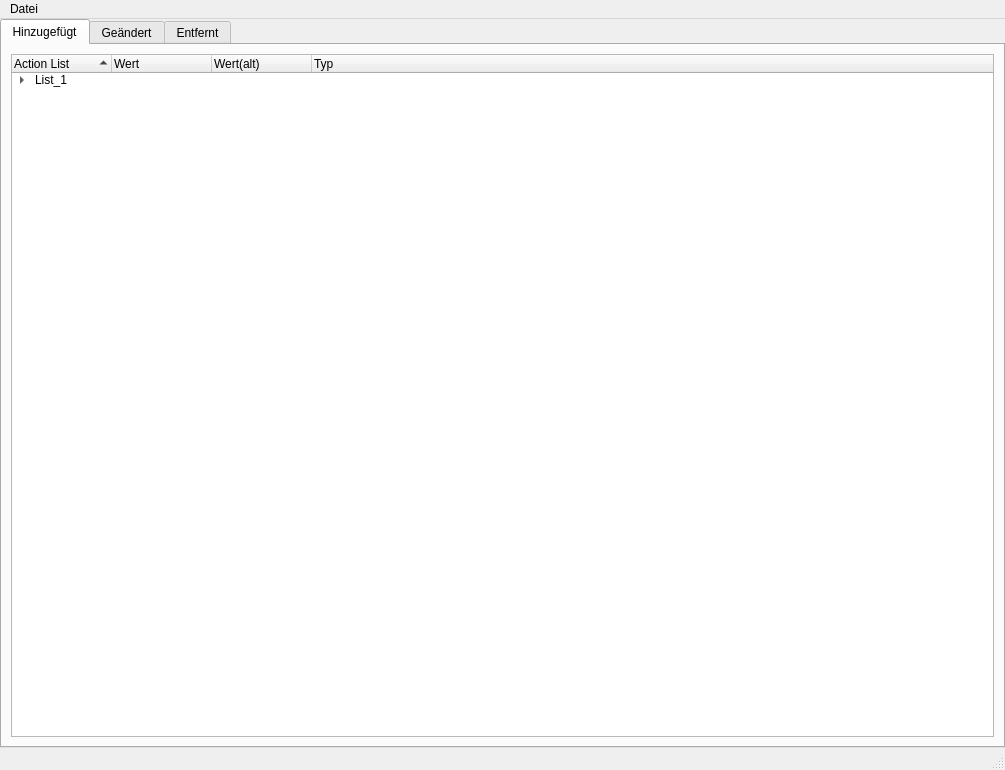
First picture: the form in gui/POS_Schnuffi.ui, repository tappi287/RenderKnecht, before the edit.
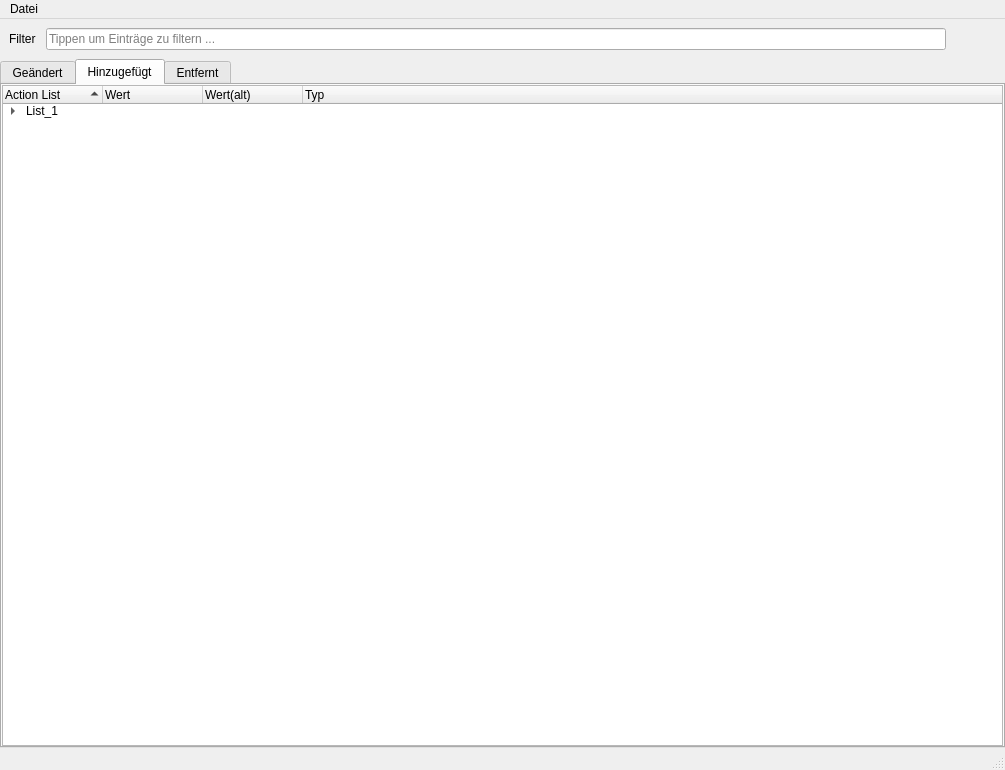
Second picture: the form after the edit. The open tabs and pages were chosen to show the change. Icons and pictures are not drawn.

Commit message: updated POS Schnuffi functionality

What changed in the file:
```diff
--- a/gui/POS_Schnuffi.ui
+++ b/gui/POS_Schnuffi.ui
@@ -34,64 +34,61 @@
     <property name="bottomMargin">
      <number>0</number>
     </property>
+    <item>
+     <layout class="QHBoxLayout" name="horizontalLayout">
+      <property name="spacing">
+       <number>10</number>
+      </property>
+      <property name="leftMargin">
+       <number>9</number>
+      </property>
+      <property name="topMargin">
+       <number>9</number>
+      </property>
+      <property name="rightMargin">
+       <number>9</number>
+      </property>
+      <property name="bottomMargin">
+       <number>9</number>
+      </property>
+      <item>
+       <widget class="QLabel" name="filterLabel">
+        <property name="text">
+         <string>Filter</string>
+        </property>
+       </widget>
+      </item>
+      <item>
+       <widget class="QLineEdit" name="lineEditFilter">
+        <property name="placeholderText">
+         <string>Tippen um Einträge zu filtern ...</string>
+        </property>
+       </widget>
+      </item>
+      <item>
+       <widget class="QPushButton" name="expandBtn">
+        <property name="toolTip">
+         <string>Alle Einträge aufklappen...</string>
+        </property>
+        <property name="text">
+         <string/>
+        </property>
+        <property name="icon">
+         <iconset resource="res/preset_editor_rsc.qrc">
+          <normaloff>:/main/navicon.png</normaloff>:/main/navicon.png</iconset>
+        </property>
+        <property name="flat">
+         <bool>true</bool>
+        </property>
+       </widget>
+      </item>
+     </layout>
+    </item>
     <item>
      <widget class="QTabWidget" name="tabWidget">
       <property name="currentIndex">
        <number>1</number>
       </property>
-      <widget class="QWidget" name="tab">
-       <attribute name="title">
-        <string>Hinzugefügt</string>
-       </attribute>
-       <layout class="QVBoxLayout" name="verticalLayout_2">
-        <item>
-         <widget class="QTreeWidget" name="AddedWidget">
-          <property name="sortingEnabled">
-           <bool>true</bool>
-          </property>
-          <column>
-           <property name="text">
-            <string>Action List</string>
-           </property>
-          </column>
-          <column>
-           <property name="text">
-            <string>Wert</string>
-           </property>
-          </column>
-          <column>
-           <property name="text">
-            <string>Wert(alt)</string>
-           </property>
-          </column>
-          <column>
-           <property name="text">
-            <string>Typ</string>
-           </property>
-          </column>
-          <item>
-           <property name="text">
-            <string>List_1</string>
-           </property>
-           <item>
-            <property name="text">
-             <string>actor_name</string>
-            </property>
-            <property name="text">
-             <string>0</string>
-            </property>
-            <property name="text">
-             <string>1</string>
-            </property>
-            <property name="text">
-             <string>switch</string>
-            </property>
-           </item>
-          </item>
-         </widget>
-        </item>
-       </layout>
-      </widget>
       <widget class="QWidget" name="tab_2">
        <attribute name="title">
         <string>Geändert</string>
@@ -145,6 +142,74 @@
         </item>
        </layout>
       </widget>
+      <widget class="QWidget" name="tab">
+       <attribute name="title">
+        <string>Hinzugefügt</string>
+       </attribute>
+       <layout class="QVBoxLayout" name="verticalLayout_2">
+        <property name="spacing">
+         <number>0</number>
+        </property>
+        <property name="leftMargin">
+         <number>0</number>
+        </property>
+        <property name="topMargin">
+         <number>0</number>
+        </property>
+        <property name="rightMargin">
+         <number>0</number>
+        </property>
+        <property name="bottomMargin">
+         <number>0</number>
+        </property>
+        <item>
+         <widget class="QTreeWidget" name="AddedWidget">
+          <property name="sortingEnabled">
+           <bool>true</bool>
+          </property>
+          <column>
+           <property name="text">
+            <string>Action List</string>
+           </property>
+          </column>
+          <column>
+           <property name="text">
+            <string>Wert</string>
+           </property>
+          </column>
+          <column>
+           <property name="text">
+            <string>Wert(alt)</string>
+           </property>
+          </column>
+          <column>
+           <property name="text">
+            <string>Typ</string>
+           </property>
+          </column>
+          <item>
+           <property name="text">
+            <string>List_1</string>
+           </property>
+           <item>
+            <property name="text">
+             <string>actor_name</string>
+            </property>
+            <property name="text">
+             <string>0</string>
+            </property>
+            <property name="text">
+             <string>1</string>
+            </property>
+            <property name="text">
+             <string>switch</string>
+            </property>
+           </item>
+          </item>
+         </widget>
+        </item>
+       </layout>
+      </widget>
       <widget class="QWidget" name="tab_3">
        <attribute name="title">
         <string>Entfernt</string>
```
Left out of the diff: 32 changed lines with no effect on the pictures. The commit also changes 10 other files.
